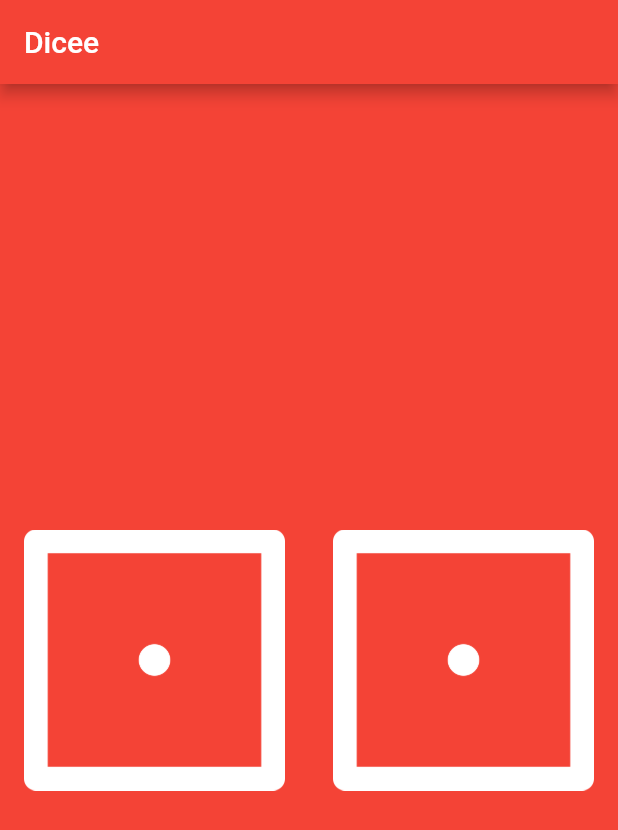
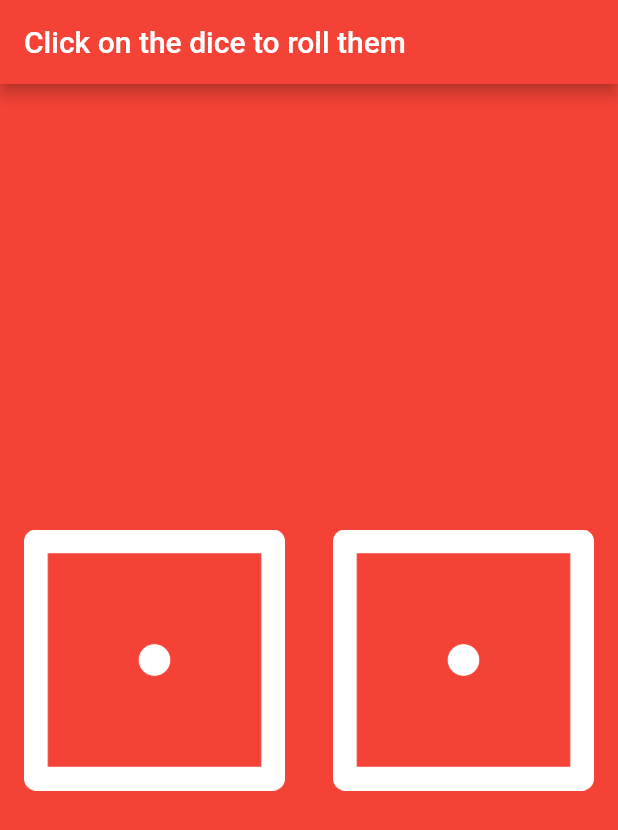
Before and after one commit to klezovics/flutter-diceee-app, a Flutter app: the screen it shows after launch, on a phone screen of 412 x 824 dp. Shown: the top 830 px of the screen. Run offline on Flutter 3.47's test engine with Material 2 defaults, Android fonts, the phone set to English and light mode, and no system bars.

Commit message:
Add behaviour

```diff
--- a/lib/main.dart
+++ b/lib/main.dart
@@ -8,7 +8,7 @@ void main() {
       home: Scaffold(
         backgroundColor: Colors.red,
         appBar: AppBar(
-          title: Text('Dicee'),
+          title: Text('Click on the dice to roll them'),
           backgroundColor: Colors.red,
         ),
         body: DicePage(),
```
